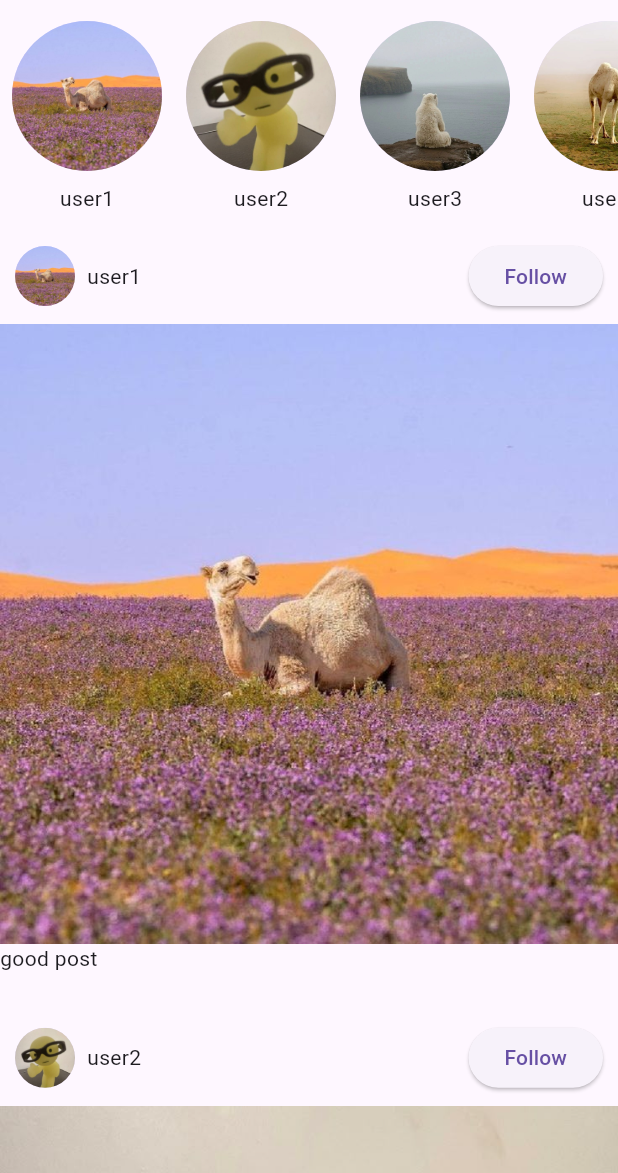
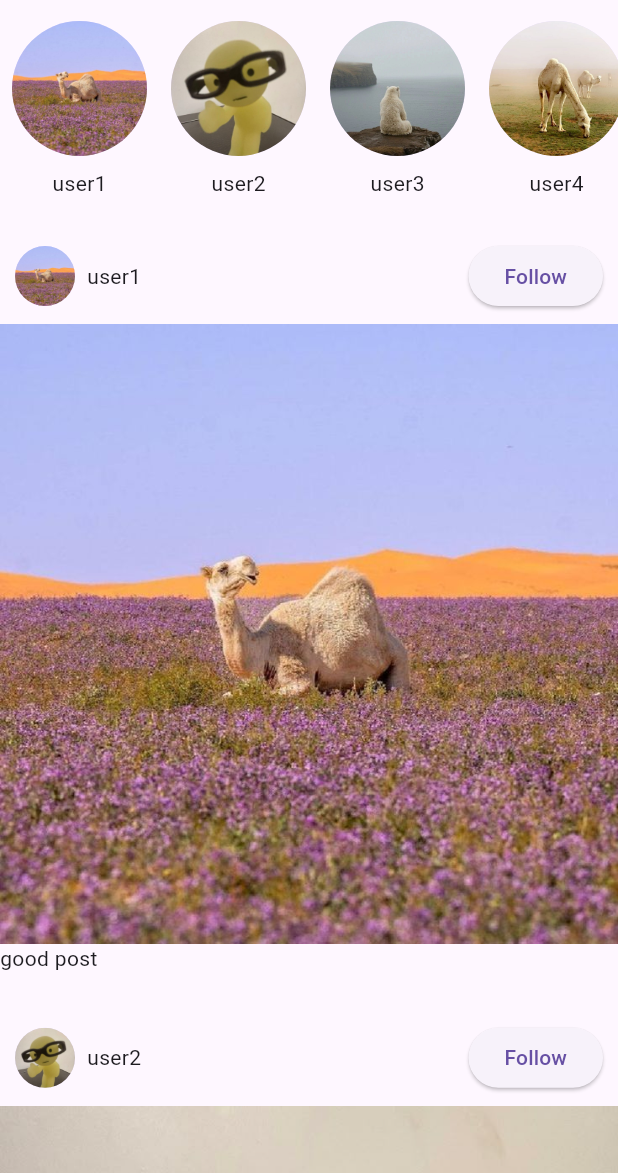
Before and after one commit to dark0crystal/instagram_clone, a Flutter app: the screen it shows after launch, on a phone screen of 412 x 824 dp, the part 63-1236 px from its top. Run offline on Flutter 3.47's test engine with Material 3 defaults, Android fonts, the phone set to English and light mode, and no system bars.

Commit message:
change the avatars radius

```diff
--- a/lib/widgets/list_of_circled_avatars.dart
+++ b/lib/widgets/list_of_circled_avatars.dart
@@ -18,7 +18,7 @@ class Listofcircledavatars extends StatelessWidget {
             child: Column(
               children: [
                 CircleAvatar(
-                  radius: 50,
+                  radius: 45,
                   backgroundImage: AssetImage(avatar.image),
                 ),
                 const SizedBox(height: 8),
```
